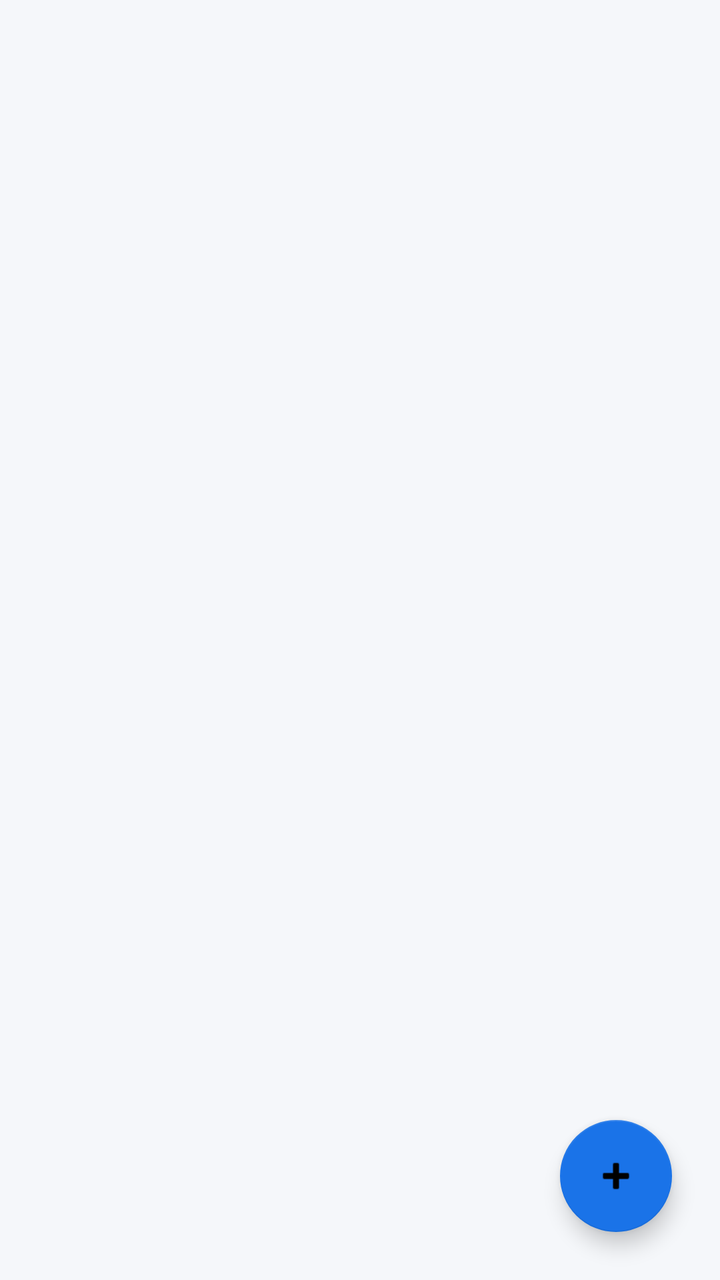
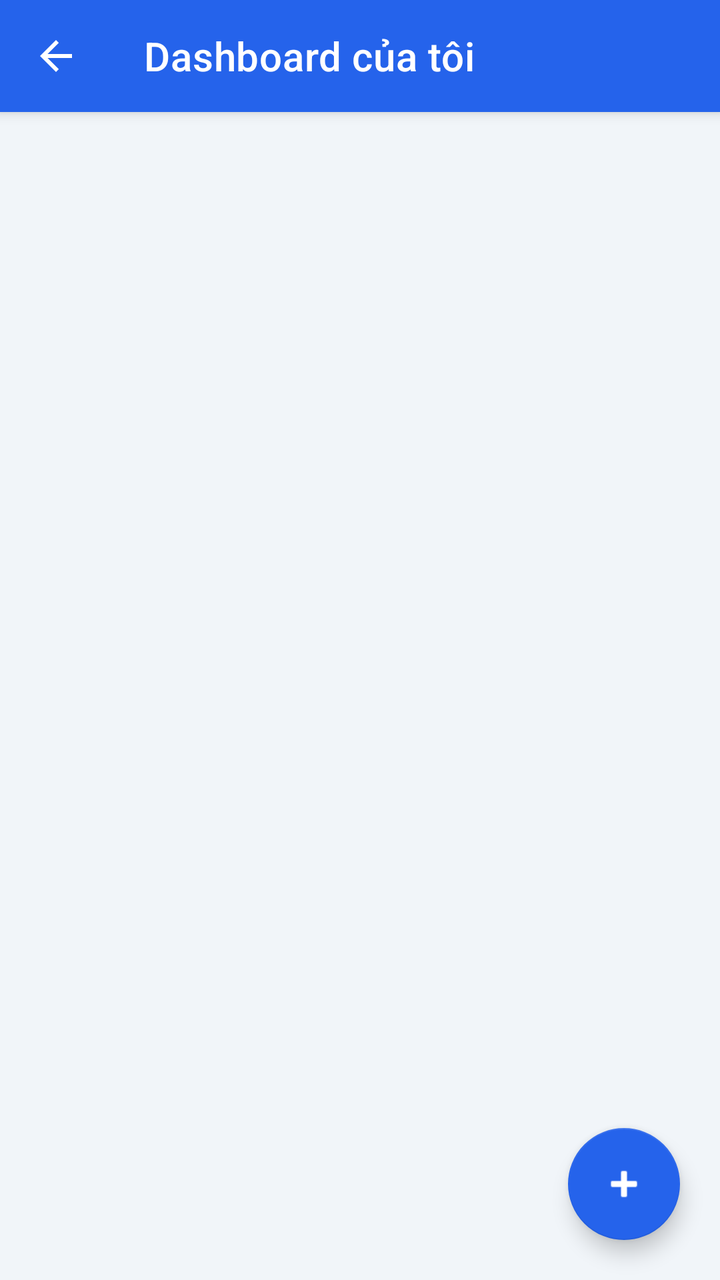

Before-and-after screenshots of an Android layout around one commit, followed by the original layout XML and the change that was made.
<!-- AndroidManifest.xml: application theme Theme.JobFinder -->
<!-- res/layout/activity_dashboard.xml -->
<?xml version="1.0" encoding="utf-8"?>
<androidx.coordinatorlayout.widget.CoordinatorLayout xmlns:android="http://schemas.android.com/apk/res/android"
    xmlns:app="http://schemas.android.com/apk/res-auto"
    android:layout_width="match_parent"
    android:layout_height="match_parent"
    android:background="@color/background">

    <FrameLayout
        android:layout_width="match_parent"
        android:layout_height="match_parent">

        <androidx.recyclerview.widget.RecyclerView
            android:id="@+id/recyclerViewDashboard"
            android:layout_width="match_parent"
            android:layout_height="match_parent"
            android:clipToPadding="false"
            android:padding="8dp" />

        <TextView
            android:id="@+id/tvEmptyDashboard"
            android:layout_width="match_parent"
            android:layout_height="wrap_content"
            android:layout_gravity="center"
            android:gravity="center"
            android:padding="32dp"
            android:text="@string/empty_dashboard"
            android:textColor="@color/text_secondary"
            android:visibility="gone" />

    </FrameLayout>

    <com.google.android.material.floatingactionbutton.FloatingActionButton
        android:id="@+id/fabAddJobDashboard"
        android:layout_width="wrap_content"
        android:layout_height="wrap_content"
        android:layout_gravity="bottom|end"
        android:layout_margin="24dp"
        android:contentDescription="@string/add_job_fab"
        android:src="@android:drawable/ic_input_add"
        app:backgroundTint="@color/brand_primary" />

</androidx.coordinatorlayout.widget.CoordinatorLayout>
<!-- resources referenced by this layout -->
<resources>
  <color name="background">#F5F7FA</color>
  <color name="brand_primary">#1A73E8</color>
  <color name="text_secondary">#6B7280</color>
  <string name="add_job_fab">Đăng tin mới</string>
  <string name="empty_dashboard">Bạn chưa đăng tin nào. Bấm nút + để đăng tin đầu tiên.</string>
  <style name="Theme.JobFinder" parent="Theme.MaterialComponents.DayNight.NoActionBar">
          <item name="colorPrimary">@color/brand_primary</item>
          <item name="colorPrimaryDark">@color/brand_primary_dark</item>
          <item name="colorAccent">@color/brand_accent</item>
          <item name="android:windowBackground">@color/background</item>
      </style>
  <color name="brand_primary_dark">#0F52A6</color>
  <color name="brand_accent">#FFB300</color>
</resources>

<!-- the commit's change to res/layout/activity_dashboard.xml (unified diff, before → after) -->
@@ -1,42 +1,72 @@
 <?xml version="1.0" encoding="utf-8"?>
-<androidx.coordinatorlayout.widget.CoordinatorLayout xmlns:android="http://schemas.android.com/apk/res/android"
+<androidx.coordinatorlayout.widget.CoordinatorLayout
+    xmlns:android="http://schemas.android.com/apk/res/android"
     xmlns:app="http://schemas.android.com/apk/res-auto"
     android:layout_width="match_parent"
     android:layout_height="match_parent"
     android:background="@color/background">
 
+    <com.google.android.material.appbar.AppBarLayout
+        android:layout_width="match_parent"
+        android:layout_height="wrap_content"
+        android:background="@color/brand_primary">
+
+        <androidx.appcompat.widget.Toolbar
+            android:id="@+id/toolbar"
+            android:layout_width="match_parent"
+            android:layout_height="?attr/actionBarSize"
+            android:theme="@style/ThemeOverlay.MaterialComponents.Dark.ActionBar"
+            app:title="@string/dashboard_title"
+            app:titleTextColor="@color/white"
+            app:navigationIcon="?attr/homeAsUpIndicator" />
+    </com.google.android.material.appbar.AppBarLayout>
+
     <FrameLayout
         android:layout_width="match_parent"
-        android:layout_height="match_parent">
+        android:layout_height="match_parent"
+        app:layout_behavior="@string/appbar_scrolling_view_behavior">
 
         <androidx.recyclerview.widget.RecyclerView
-            android:id="@+id/recyclerViewDashboard"
+            android:id="@+id/recyclerView"
             android:layout_width="match_parent"
             android:layout_height="match_parent"
             android:clipToPadding="false"
-            android:padding="8dp" />
+            android:padding="12dp"
+            android:paddingBottom="88dp" />
 
-        <TextView
-            android:id="@+id/tvEmptyDashboard"
+        <LinearLayout
+            android:id="@+id/emptyState"
             android:layout_width="match_parent"
-            android:layout_height="wrap_content"
-            android:layout_gravity="center"
+            android:layout_height="match_parent"
             android:gravity="center"
+            android:orientation="vertical"
             android:padding="32dp"
-            android:text="@string/empty_dashboard"
-            android:textColor="@color/text_secondary"
-            android:visibility="gone" />
+            android:visibility="gone">
 
+            <TextView
+                android:layout_width="wrap_content"
+                android:layout_height="wrap_content"
+                android:text="📋"
+                android:textSize="48sp" />
+            <TextView
+                android:layout_width="wrap_content"
+                android:layout_height="wrap_content"
+                android:layout_marginTop="12dp"
+                android:gravity="center"
+                android:text="@string/empty_dashboard"
+                android:textColor="@color/text_secondary"
+                android:textSize="15sp" />
+        </LinearLayout>
     </FrameLayout>
 
     <com.google.android.material.floatingactionbutton.FloatingActionButton
-        android:id="@+id/fabAddJobDashboard"
+        android:id="@+id/fabAdd"
         android:layout_width="wrap_content"
         android:layout_height="wrap_content"
         android:layout_gravity="bottom|end"
-        android:layout_margin="24dp"
+        android:layout_margin="20dp"
         android:contentDescription="@string/add_job_fab"
-        android:src="@android:drawable/ic_input_add"
-        app:backgroundTint="@color/brand_primary" />
-
+        app:srcCompat="@android:drawable/ic_input_add"
+        app:backgroundTint="@color/brand_primary"
+        app:tint="@color/white" />
 </androidx.coordinatorlayout.widget.CoordinatorLayout>
<!-- resource entries referenced after the edit -->
@@ -1,17 +1,43 @@
 <!-- resources referenced by this layout -->
 <resources>
-  <color name="background">#F5F7FA</color>
-  <color name="brand_primary">#1A73E8</color>
-  <color name="text_secondary">#6B7280</color>
+  <color name="background">#F1F5F9</color>
+  <color name="brand_primary">#2563EB</color>
+  <color name="text_secondary">#64748B</color>
+  <color name="white">#FFFFFF</color>
   <string name="add_job_fab">Đăng tin mới</string>
-  <string name="empty_dashboard">Bạn chưa đăng tin nào. Bấm nút + để đăng tin đầu tiên.</string>
+  <string name="dashboard_title">Dashboard của tôi</string>
+  <string name="empty_dashboard">Bạn chưa đăng tin nào.\nBấm nút + để đăng tin đầu tiên.</string>
   <style name="Theme.JobFinder" parent="Theme.MaterialComponents.DayNight.NoActionBar">
           <item name="colorPrimary">@color/brand_primary</item>
           <item name="colorPrimaryDark">@color/brand_primary_dark</item>
-          <item name="colorAccent">@color/brand_accent</item>
+          <item name="colorPrimaryVariant">@color/brand_primary_dark</item>
+          <item name="colorSecondary">@color/brand_accent</item>
+          <item name="colorOnPrimary">@color/white</item>
+          <item name="colorOnSecondary">@color/white</item>
+          <item name="android:colorBackground">@color/background</item>
+          <item name="colorSurface">@color/surface</item>
+          <item name="android:statusBarColor">@color/brand_primary_dark</item>
+          <item name="android:navigationBarColor">@color/background</item>
           <item name="android:windowBackground">@color/background</item>
+          <item name="materialButtonStyle">@style/Widget.JobFinder.Button</item>
+          <item name="textInputStyle">@style/Widget.JobFinder.TextInput</item>
       </style>
-  <color name="brand_primary_dark">#0F52A6</color>
-  <color name="brand_accent">#FFB300</color>
+  <color name="brand_primary_dark">#1D4ED8</color>
+  <color name="brand_accent">#F59E0B</color>
+  <color name="surface">#FFFFFF</color>
+  <style name="Widget.JobFinder.Button" parent="Widget.MaterialComponents.Button">
+          <item name="cornerRadius">14dp</item>
+          <item name="android:textAllCaps">false</item>
+          <item name="android:letterSpacing">0.01</item>
+          <item name="android:paddingTop">14dp</item>
+          <item name="android:paddingBottom">14dp</item>
+      </style>
+  <style name="Widget.JobFinder.TextInput" parent="Widget.MaterialComponents.TextInputLayout.OutlinedBox">
+          <item name="boxCornerRadiusTopStart">14dp</item>
+          <item name="boxCornerRadiusTopEnd">14dp</item>
+          <item name="boxCornerRadiusBottomStart">14dp</item>
+          <item name="boxCornerRadiusBottomEnd">14dp</item>
+          <item name="boxStrokeColor">@color/brand_primary</item>
+      </style>
 </resources>
 
